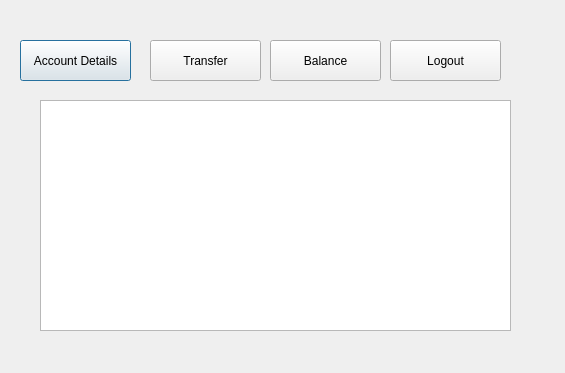
This is BankAppUsingSqlite/profile.ui in kunalgavhane12/QtAssignment as Qt 5 draws it before an edit. The edited form follows.
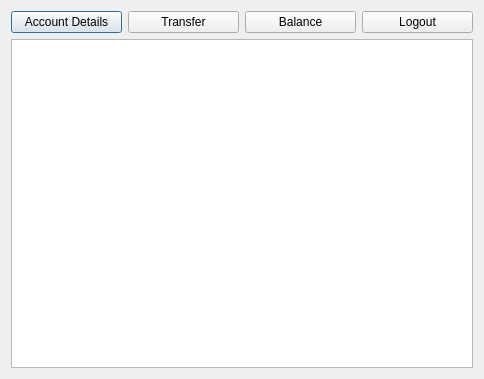
This is the edited form.

```diff
--- a/BankAppUsingSqlite/profile.ui
+++ b/BankAppUsingSqlite/profile.ui
@@ -6,75 +6,46 @@
    <rect>
     <x>0</x>
     <y>0</y>
-    <width>565</width>
-    <height>373</height>
+    <width>484</width>
+    <height>379</height>
    </rect>
   </property>
   <property name="windowTitle">
    <string>Dialog</string>
   </property>
+  <layout class="QGridLayout" name="gridLayout">
+   <item row="0" column="0">
   <widget class="QPushButton" name="pushButton_AccountDetails">
-   <property name="geometry">
-    <rect>
-     <x>20</x>
-     <y>40</y>
-     <width>111</width>
-     <height>41</height>
-    </rect>
-   </property>
    <property name="text">
     <string>Account Details</string>
    </property>
   </widget>
+   </item>
+   <item row="0" column="1">
   <widget class="QPushButton" name="pushButton_Transfer">
-   <property name="geometry">
-    <rect>
-     <x>150</x>
-     <y>40</y>
-     <width>111</width>
-     <height>41</height>
-    </rect>
-   </property>
    <property name="text">
     <string>Transfer</string>
    </property>
   </widget>
+   </item>
+   <item row="0" column="2">
   <widget class="QPushButton" name="pushButton_Balance">
-   <property name="geometry">
-    <rect>
-     <x>270</x>
-     <y>40</y>
-     <width>111</width>
-     <height>41</height>
-    </rect>
-   </property>
    <property name="text">
     <string>Balance</string>
    </property>
   </widget>
+   </item>
+   <item row="0" column="3">
   <widget class="QPushButton" name="pushButton_Logout">
-   <property name="geometry">
-    <rect>
-     <x>390</x>
-     <y>40</y>
-     <width>111</width>
-     <height>41</height>
-    </rect>
-   </property>
    <property name="text">
     <string>Logout</string>
    </property>
   </widget>
-  <widget class="QTableView" name="tableView">
-   <property name="geometry">
-    <rect>
-     <x>40</x>
-     <y>100</y>
-     <width>471</width>
-     <height>231</height>
-    </rect>
-   </property>
-  </widget>
+   </item>
+   <item row="1" column="0" colspan="4">
+    <widget class="QTableView" name="tableView"/>
+   </item>
+  </layout>
  </widget>
  <resources/>
  <connections/>
```
Lines whose indentation alone changed are shown as unchanged.
